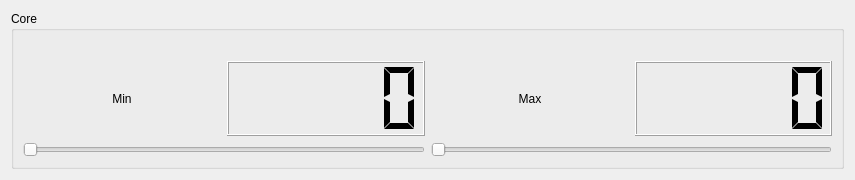
This is LenovoLegion/LenovoLegion-Application/ThreadFrequencyControl.ui in bolekjar/LenovoLegion as Qt 5 draws it before an edit. The edited form follows.
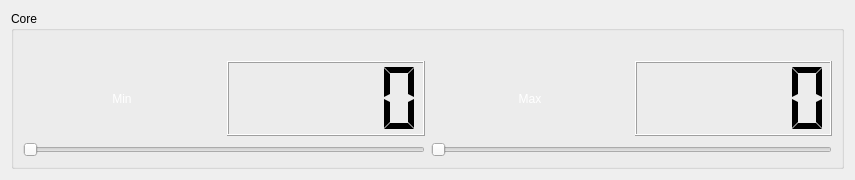
This is the edited form.

Diff of the .ui file:
```diff
--- a/LenovoLegion/LenovoLegion-Application/ThreadFrequencyControl.ui
+++ b/LenovoLegion/LenovoLegion-Application/ThreadFrequencyControl.ui
@@ -14,7 +14,9 @@
    <string>Form</string>
   </property>
   <property name="styleSheet">
-   <string notr="true"/>
+   <string notr="true">QLabel {
+	color: rgb(255, 255, 255);
+}</string>
   </property>
   <layout class="QVBoxLayout" name="verticalLayout_3">
    <item>
```
